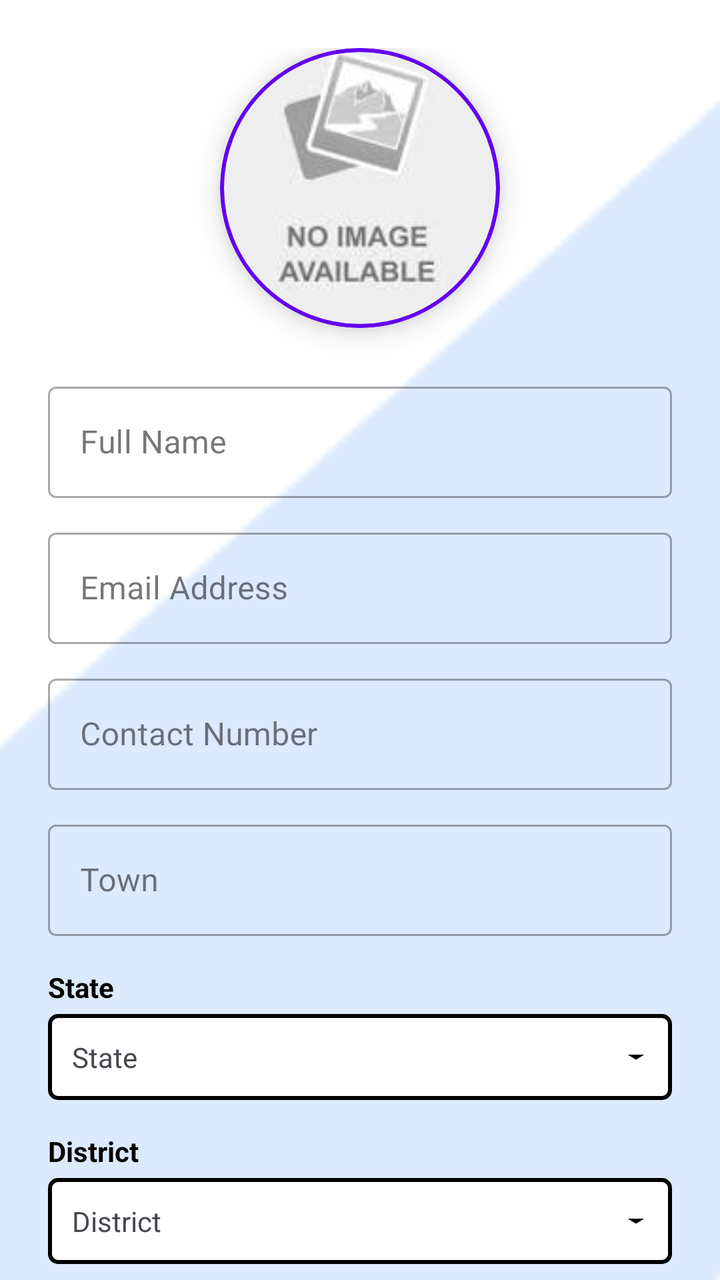
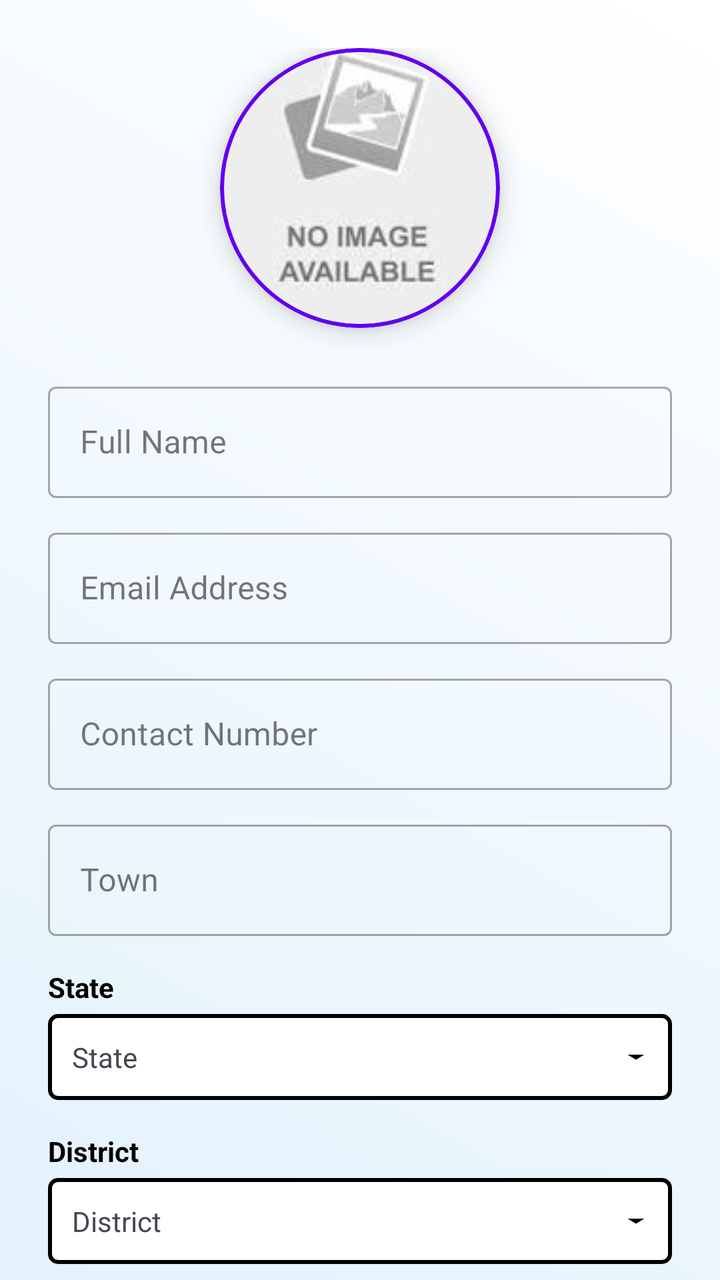

Compare the two renders of this Android layout. The source of the first and the diff that turns it into the second are given below.
<!-- AndroidManifest.xml: application theme Theme.Orphans -->
<!-- res/layout/fragment_profile.xml -->
<?xml version="1.0" encoding="utf-8"?>
<layout xmlns:android="http://schemas.android.com/apk/res/android"
    xmlns:app="http://schemas.android.com/apk/res-auto">

    <androidx.core.widget.NestedScrollView
        android:layout_width="match_parent"
        android:layout_height="match_parent"
        android:background="@drawable/donor"
        android:fillViewport="true">

        <LinearLayout
            android:layout_width="match_parent"
            android:layout_height="wrap_content"
            android:orientation="vertical"
            android:padding="24dp">

            <com.google.android.material.card.MaterialCardView
                android:layout_width="140dp"
                android:layout_height="140dp"
                android:layout_gravity="center"
                android:layout_marginBottom="24dp"
                app:cardCornerRadius="70dp"
                app:cardElevation="8dp"
                app:strokeColor="@color/colorPrimary"
                app:strokeWidth="2dp">

                <ImageView
                    android:id="@+id/imageViewProfile"
                    android:layout_width="match_parent"
                    android:layout_height="match_parent"
                    android:scaleType="centerCrop"
                    android:src="@drawable/placeholder_image"
                    android:contentDescription="Profile Image" />
            </com.google.android.material.card.MaterialCardView>

            <com.google.android.material.textfield.TextInputLayout
                style="@style/Widget.MaterialComponents.TextInputLayout.OutlinedBox"
                android:layout_width="match_parent"
                android:layout_height="wrap_content"
                android:layout_marginBottom="12dp"
                android:hint="Full Name">
                <com.google.android.material.textfield.TextInputEditText
                    android:id="@+id/editTextName"
                    android:layout_width="match_parent"
                    android:layout_height="wrap_content"
                    android:enabled="false"
                    android:textColor="@color/black" />
            </com.google.android.material.textfield.TextInputLayout>

            <com.google.android.material.textfield.TextInputLayout
                style="@style/Widget.MaterialComponents.TextInputLayout.OutlinedBox"
                android:layout_width="match_parent"
                android:layout_height="wrap_content"
                android:layout_marginBottom="12dp"
                android:hint="Email Address">
                <com.google.android.material.textfield.TextInputEditText
                    android:id="@+id/editTextEmail"
                    android:layout_width="match_parent"
                    android:layout_height="wrap_content"
                    android:enabled="false"
                    android:inputType="textEmailAddress"
                    android:textColor="@color/black" />
            </com.google.android.material.textfield.TextInputLayout>

            <com.google.android.material.textfield.TextInputLayout
                style="@style/Widget.MaterialComponents.TextInputLayout.OutlinedBox"
                android:layout_width="match_parent"
                android:layout_height="wrap_content"
                android:layout_marginBottom="12dp"
                android:hint="Contact Number">
                <com.google.android.material.textfield.TextInputEditText
                    android:id="@+id/editTextPhone"
                    android:layout_width="match_parent"
                    android:layout_height="wrap_content"
                    android:enabled="false"
                    android:inputType="phone"
                    android:textColor="@color/black" />
            </com.google.android.material.textfield.TextInputLayout>

            <com.google.android.material.textfield.TextInputLayout
                style="@style/Widget.MaterialComponents.TextInputLayout.OutlinedBox"
                android:layout_width="match_parent"
                android:layout_height="wrap_content"
                android:layout_marginBottom="16dp"
                android:hint="Town">
                <com.google.android.material.textfield.TextInputEditText
                    android:id="@+id/editTextTown"
                    android:layout_width="match_parent"
                    android:layout_height="wrap_content"
                    android:enabled="false"
                    android:textColor="@color/black" />
            </com.google.android.material.textfield.TextInputLayout>

            <LinearLayout
                android:layout_width="match_parent"
                android:layout_height="wrap_content"
                android:orientation="vertical"
                android:layout_marginBottom="16dp">

                <TextView
                    android:layout_width="wrap_content"
                    android:layout_height="wrap_content"
                    android:text="State"
                    android:textStyle="bold"
                    android:textColor="@color/black" />

                <TextView
                    android:id="@+id/textViewState"
                    android:layout_width="match_parent"
                    android:layout_height="wrap_content"
                    android:padding="12dp"
                    android:text="State"
                    android:background="@drawable/spinner_background"
                    android:layout_marginTop="4dp" />

                <Spinner
                    android:id="@+id/spinnerState"
                    android:layout_width="match_parent"
                    android:layout_height="48dp"
                    android:visibility="gone"
                    android:background="@drawable/spinner_background"
                    android:layout_marginTop="4dp" />
            </LinearLayout>

            <LinearLayout
                android:layout_width="match_parent"
                android:layout_height="wrap_content"
                android:orientation="vertical"
                android:layout_marginBottom="24dp">

                <TextView
                    android:layout_width="wrap_content"
                    android:layout_height="wrap_content"
                    android:text="District"
                    android:textStyle="bold"
                    android:textColor="@color/black" />

                <TextView
                    android:id="@+id/textViewDistrict"
                    android:layout_width="match_parent"
                    android:layout_height="wrap_content"
                    android:padding="12dp"
                    android:text="District"
                    android:background="@drawable/spinner_background"
                    android:layout_marginTop="4dp" />

                <Spinner
                    android:id="@+id/spinnerDistrict"
                    android:layout_width="match_parent"
                    android:layout_height="48dp"
                    android:visibility="gone"
                    android:background="@drawable/spinner_background"
                    android:layout_marginTop="4dp" />
            </LinearLayout>

            <com.google.android.material.button.MaterialButton
                android:id="@+id/buttonEditProfile"
                android:layout_width="match_parent"
                android:layout_height="56dp"
                android:text="Edit Profile"
                app:cornerRadius="12dp" />

            <com.google.android.material.button.MaterialButton
                android:id="@+id/buttonSaveProfile"
                android:layout_width="match_parent"
                android:layout_height="56dp"
                android:text="Save Changes"
                android:visibility="gone"
                app:cornerRadius="12dp" />

            <com.google.android.material.button.MaterialButton
                android:id="@+id/buttonLogout"
                style="@style/Widget.MaterialComponents.Button.TextButton"
                android:layout_width="match_parent"
                android:layout_height="56dp"
                android:layout_marginTop="8dp"
                android:text="Logout"
                android:textColor="@color/purple_700" />

        </LinearLayout>
    </androidx.core.widget.NestedScrollView>
</layout>
<!-- resources referenced by this layout -->
<resources>
  <color name="black">#FF000000</color>
  <color name="colorPrimary">#6200EE</color>
  <color name="purple_700">#FF1A34</color>
  <!-- drawable donor: png bitmap (drawable, 863 bytes) -->
  <!-- drawable placeholder_image: png bitmap (drawable, 247930 bytes) -->
  <!-- drawable spinner_background (drawable) -->
  <?xml version="1.0" encoding="utf-8"?>
  <layer-list xmlns:android="http://schemas.android.com/apk/res/android">
  
      
      <item>
          <shape
              android:shape="rectangle">
              <solid android:color="@android:color/white"/>
              <stroke
                  android:width="2dp"
                  android:color="@color/black"/>
              <corners android:radius="4dp"/>
          </shape>
      </item>
  
      
      <item
          android:width="20dp"
          android:drawable="@drawable/spinner_arrow"
          android:gravity="end|center_vertical"
          android:right="8dp"/>
  
  </layer-list>
  <style name="Theme.Orphans" parent="Base.Theme.Orphans" />
  <!-- drawable spinner_arrow (drawable) -->
  <?xml version="1.0" encoding="utf-8"?>
  <vector xmlns:android="http://schemas.android.com/apk/res/android"
      android:width="12dp"
      android:height="12dp"
      android:viewportWidth="24"
      android:viewportHeight="24">
      <path
          android:fillColor="@color/black"
          android:pathData="M7 10l5 5 5-5z"/>
  </vector>
  <style name="Base.Theme.Orphans" parent="Theme.Material3.DayNight.NoActionBar">
          
          
      </style>
</resources>

<!-- the commit's change to res/layout/fragment_profile.xml (unified diff, before → after) -->
@@ -5,7 +5,7 @@
     <androidx.core.widget.NestedScrollView
         android:layout_width="match_parent"
         android:layout_height="match_parent"
-        android:background="@drawable/donor"
+        android:background="@drawable/bg_donor_gradient"
         android:fillViewport="true">
 
         <LinearLayout
<!-- resource entries referenced after the edit -->
@@ -3,7 +3,16 @@
   <color name="black">#FF000000</color>
   <color name="colorPrimary">#6200EE</color>
   <color name="purple_700">#FF1A34</color>
-  <!-- drawable donor: png bitmap (drawable, 863 bytes) -->
+  <!-- drawable bg_donor_gradient (drawable) -->
+  <?xml version="1.0" encoding="utf-8"?>
+  <shape xmlns:android="http://schemas.android.com/apk/res/android"
+      android:shape="rectangle">
+      <gradient
+          android:startColor="#E3F2FD"
+          android:endColor="#FFFFFF"
+          android:angle="45"
+          android:type="linear" />
+  </shape>
   <!-- drawable placeholder_image: png bitmap (drawable, 247930 bytes) -->
   <!-- drawable spinner_background (drawable) -->
   <?xml version="1.0" encoding="utf-8"?>
